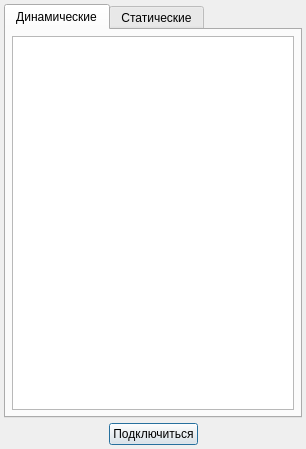
Above: widgets/connect_window.ui from TochkaAI/QUtils before the change. Below: the same form after it.
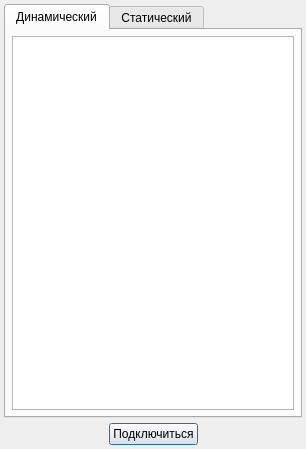
That is the form after the change. The open tabs and pages were chosen to show the change. Icons and pictures are not drawn.

Commit message: connect_window : Корректировка надписей на визуальной форме

The edit to the form file:
```diff
--- a/widgets/connect_window.ui
+++ b/widgets/connect_window.ui
@@ -36,7 +36,7 @@
      </property>
      <widget class="QWidget" name="tab">
       <attribute name="title">
-       <string>Динамические</string>
+       <string>Динамический</string>
       </attribute>
       <layout class="QVBoxLayout" name="verticalLayout_3">
        <property name="spacing">
@@ -68,7 +68,7 @@
      </widget>
      <widget class="QWidget" name="tab2">
       <attribute name="title">
-       <string>Статические</string>
+       <string>Статический</string>
       </attribute>
       <layout class="QVBoxLayout" name="verticalLayout_2">
        <property name="spacing">
```
Left out of the diff: 2 changed lines with no effect on the pictures.
